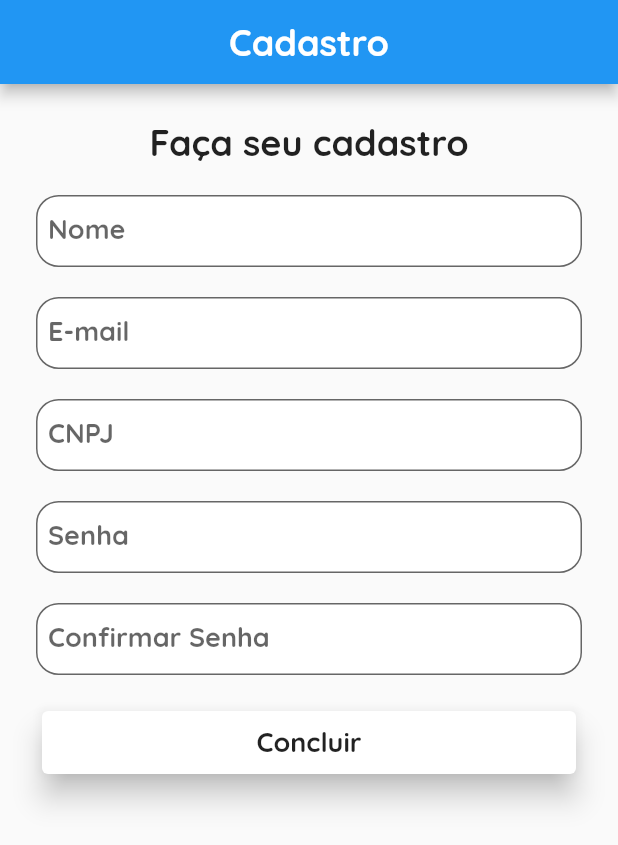
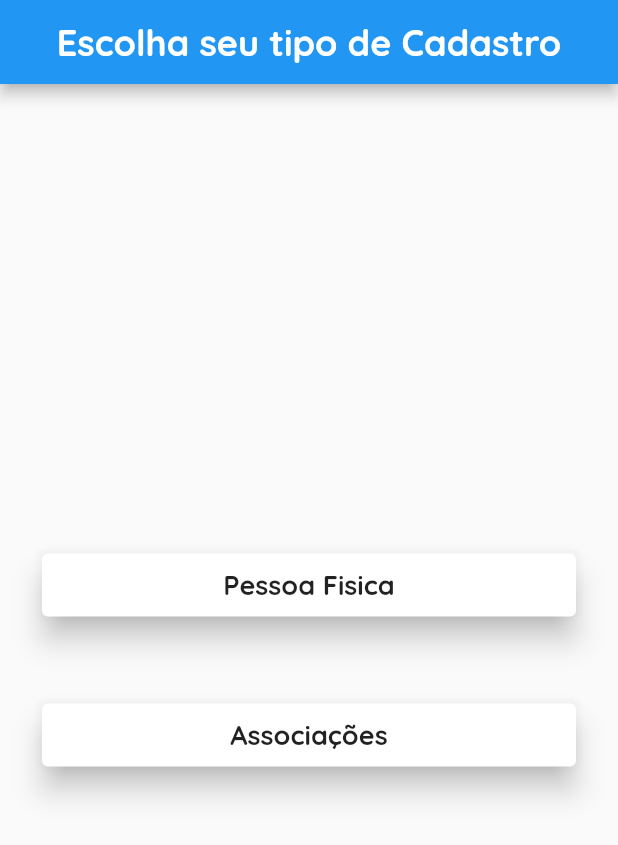
Before and after one commit to giederloreto/MeuGuaipeca, a Flutter app: the screen it shows after launch, on a phone screen of 412 x 824 dp. Shown: the top 845 px of the screen. Run offline on Flutter 3.47's test engine with Material 2 defaults, Android fonts, the phone set to English and light mode, and no system bars; our stand-ins replace firebase_core; accounts and stored records are empty.

Commit message:
feat: create choose_view

```diff
--- a/lib/meu_guaipeca_app.dart
+++ b/lib/meu_guaipeca_app.dart
@@ -1,6 +1,7 @@
 import 'package:flutter/material.dart';
 import 'package:meu_guaipeca/presentation/home/home_view.dart';
 import 'package:meu_guaipeca/presentation/login/login.dart';
+import 'package:meu_guaipeca/presentation/registration/view/register_choose_view.dart';
 import 'package:meu_guaipeca/presentation/registration/view/register_cnpj_view.dart';
 import 'package:meu_guaipeca/presentation/registration/view/register_cpf_view.dart';
 
@@ -24,7 +25,7 @@ class MeuGuaipeca extends StatelessWidget {
           0A58F7,
         }, */
       ),
-      home: RegisterCnpjView(),
+      home: RegisterChooseView(),
     );
   }
 }
--- /dev/null
+++ b/lib/presentation/registration/view/register_choose_view.dart
@@ -0,0 +1,40 @@
+import 'package:flutter/material.dart';
+import 'package:meu_guaipeca/presentation/components/guaipeca_large_button.dart';
+import 'package:meu_guaipeca/presentation/components/guaipeca_separate.dart';
+
+class RegisterChooseView extends StatefulWidget {
+  RegisterChooseView({Key? key}) : super(key: key);
+
+  @override
+  State<RegisterChooseView> createState() => _RegisterChooseViewState();
+}
+
+class _RegisterChooseViewState extends State<RegisterChooseView> {
+  @override
+  Widget build(BuildContext context) {
+    return Scaffold(
+      appBar: AppBar(
+        title: const Center(
+          child: Text(
+            'Escolha seu tipo de Cadastro',
+            style: TextStyle(
+                fontFamily: 'Quicksand',
+                fontSize: 24,
+                fontWeight: FontWeight.bold),
+          ),
+        ),
+      ),
+      body: Padding(
+        padding: const EdgeInsets.all(24.0),
+        child: Column(
+          mainAxisAlignment: MainAxisAlignment.center,
+          children: [
+            GuaipecaLargeButton(label: 'Pessoa Fisica'),
+            GuaipecaSeparate(height: 50),
+            GuaipecaLargeButton(label: 'Associações')
+          ],
+        ),
+      ),
+    );
+  }
+}
```
